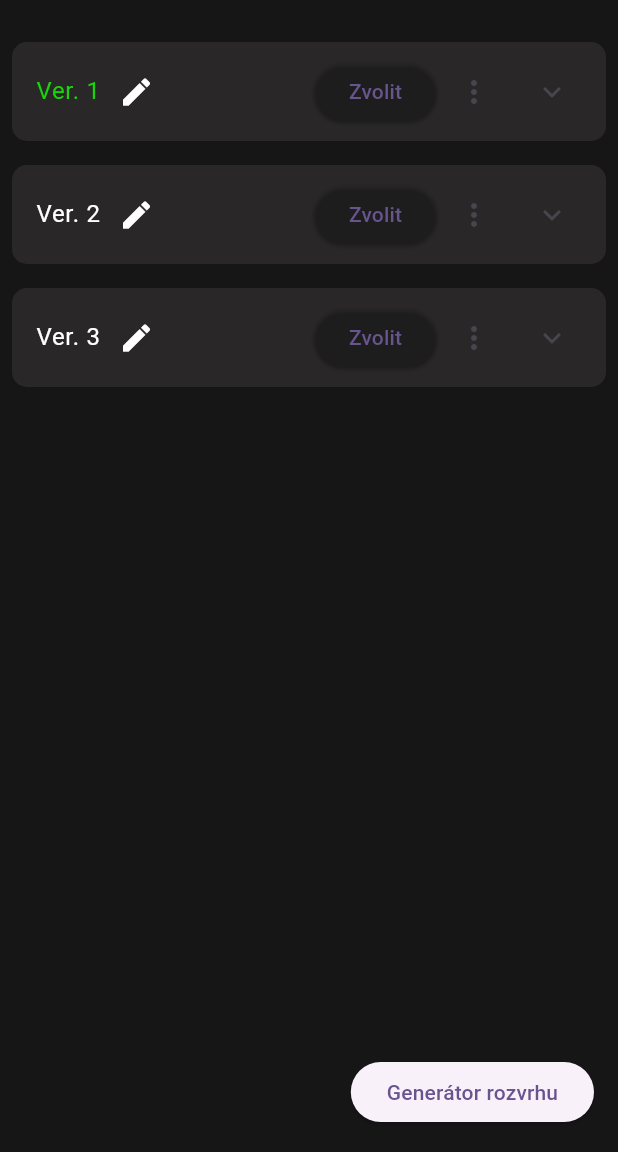
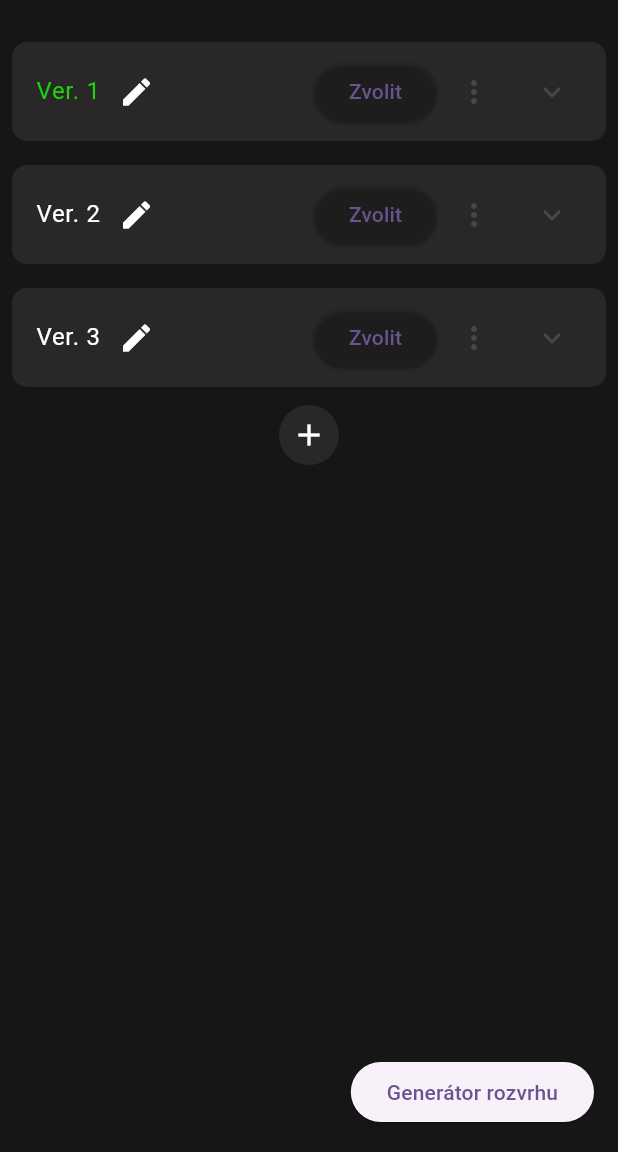
Before and after one commit to FIT-schedule-maker-plus/FIT-schedule-maker-plus, a Flutter app: the screen it shows after launch, tab 3 chosen, on a phone screen of 412 x 824 dp, the part 84-1236 px from its top. Run offline on Flutter 3.47's test engine with Material 3 defaults, Android fonts, the phone set to English and light mode, and no system bars; missing offline and left inert: chaleno.

Commit message:
Add button for adding variants

```diff
--- a/src/lib/views/timetable_variants.dart
+++ b/src/lib/views/timetable_variants.dart
@@ -160,15 +160,33 @@ class TimetableVariants extends StatelessWidget {
             minWidth: 200,
             maxWidth: 1000,
           ),
-          child: Container(
+          child: Column(
+            children: [
+              Container(
                 color: Colors.transparent,
                 child: Selector<TimetableViewModel, int>(
                   selector: (ctx, vm) => vm.timetables.length,
                   builder: (ctx, length, _) => ListView.builder(
+                    shrinkWrap: true,
                     itemCount: length,
                     itemBuilder: (ctx, i) => VariantWidget(index: i),
                   ),
                 ),
+              ),
+              Container(
+                alignment: Alignment.center,
+                child: IconButton(
+                  onPressed: () {
+                    context.read<TimetableViewModel>().createNewTimetable();
+                  },
+                  icon: const Icon(Icons.add),
+                  style: IconButton.styleFrom(
+                    foregroundColor: Colors.white,
+                    backgroundColor: const Color(0xff292727),
+                  ),
+                ),
+              ),
+            ],
           ),
         ),
       ),
```
Also changed, not shown: src/lib/viewmodels/timetable.dart (+8 -0 lines). Lines whose indentation alone changed are shown as unchanged.
